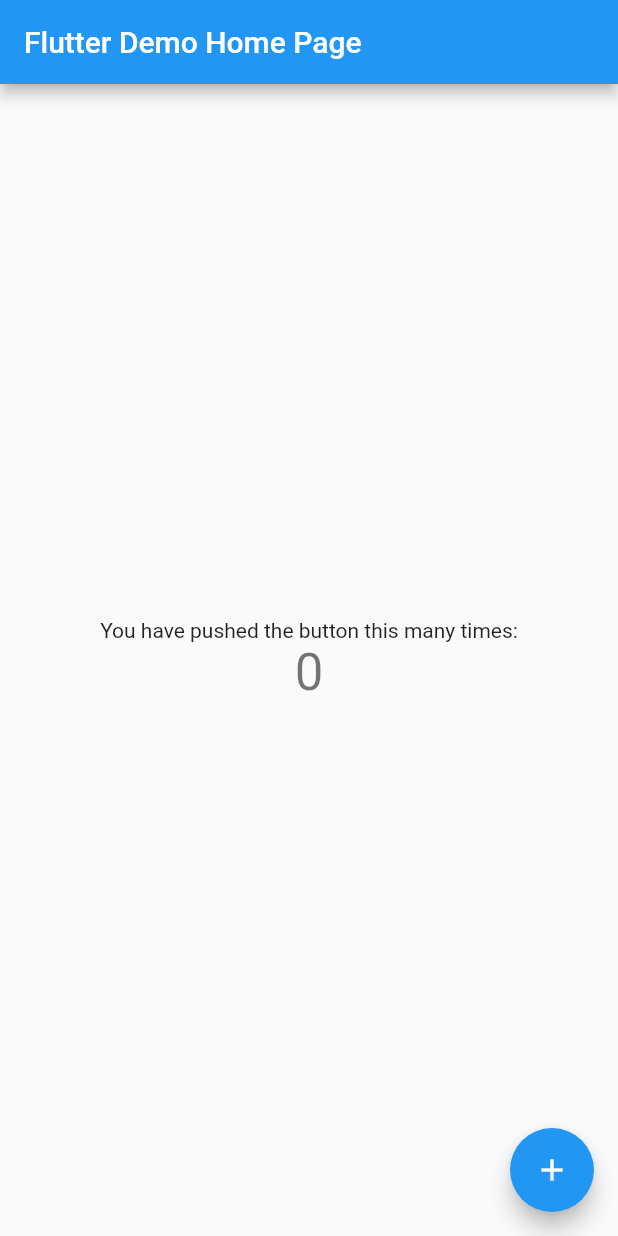
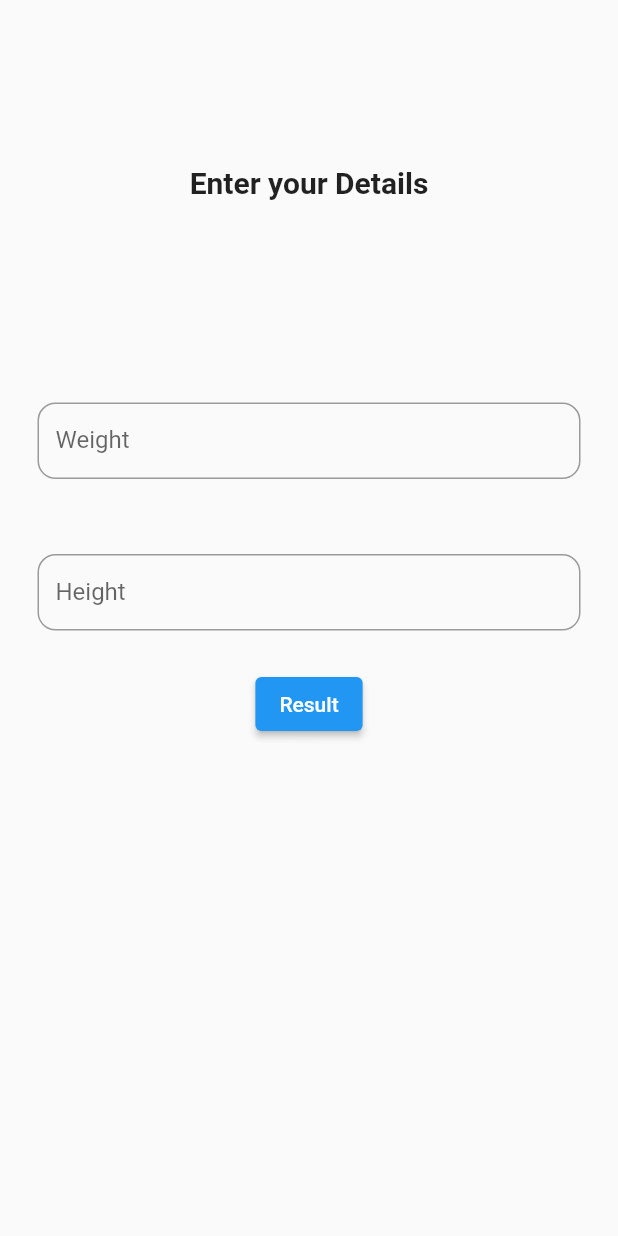
Before and after one commit to eyob31/BMI, a Flutter app: the screen it shows after launch, on a phone screen of 412 x 824 dp. Run offline on Flutter 3.47's test engine with Material 2 defaults, Android fonts, the phone set to English and light mode, and no system bars.

Commit message:
Added splash and home screens UI

```diff
--- a/lib/main.dart
+++ b/lib/main.dart
@@ -1,3 +1,4 @@
+import 'package:bmi_calculator/screens/splashPages/splash_screen.dart';
 import 'package:flutter/material.dart';
 
 void main() {
@@ -11,105 +12,11 @@ class MyApp extends StatelessWidget {
   @override
   Widget build(BuildContext context) {
     return MaterialApp(
-      title: 'Flutter Demo',
-      theme: ThemeData(
-        // This is the theme of your application.
-        //
-        // Try running your application with "flutter run". You'll see the
-        // application has a blue toolbar. Then, without quitting the app, try
-        // changing the primarySwatch below to Colors.green and then invoke
-        // "hot reload" (press "r" in the console where you ran "flutter run",
-        // or simply save your changes to "hot reload" in a Flutter IDE).
-        // Notice that the counter didn't reset back to zero; the application
-        // is not restarted.
-        primarySwatch: Colors.blue,
-      ),
-      home: const MyHomePage(title: 'Flutter Demo Home Page'),
-    );
+        debugShowCheckedModeBanner: false,
+        title: 'BMI Calculator',
+        theme: ThemeData(
+          primarySwatch: Colors.blue,
+        ),
+        home: const SplashScreen());
   }
 }
-
-class MyHomePage extends StatefulWidget {
-  const MyHomePage({super.key, required this.title});
-
-  // This widget is the home page of your application. It is stateful, meaning
-  // that it has a State object (defined below) that contains fields that affect
-  // how it looks.
-
-  // This class is the configuration for the state. It holds the values (in this
-  // case the title) provided by the parent (in this case the App widget) and
-  // used by the build method of the State. Fields in a Widget subclass are
-  // always marked "final".
-
-  final String title;
-
-  @override
-  State<MyHomePage> createState() => _MyHomePageState();
-}
-
-class _MyHomePageState extends State<MyHomePage> {
-  int _counter = 0;
-
-  void _incrementCounter() {
-    setState(() {
-      // This call to setState tells the Flutter framework that something has
-      // changed in this State, which causes it to rerun the build method below
-      // so that the display can reflect the updated values. If we changed
-      // _counter without calling setState(), then the build method would not be
-      // called again, and so nothing would appear to happen.
-      _counter++;
-    });
-  }
-
-  @override
-  Widget build(BuildContext context) {
-    // This method is rerun every time setState is called, for instance as done
-    // by the _incrementCounter method above.
-    //
-    // The Flutter framework has been optimized to make rerunning build methods
-    // fast, so that you can just rebuild anything that needs updating rather
-    // than having to individually change instances of widgets.
-    return Scaffold(
-      appBar: AppBar(
-        // Here we take the value from the MyHomePage object that was created by
-        // the App.build method, and use it to set our appbar title.
-        title: Text(widget.title),
-      ),
-      body: Center(
-        // Center is a layout widget. It takes a single child and positions it
-        // in the middle of the parent.
-        child: Column(
-          // Column is also a layout widget. It takes a list of children and
-          // arranges them vertically. By default, it sizes itself to fit its
-          // children horizontally, and tries to be as tall as its parent.
-          //
-          // Invoke "debug painting" (press "p" in the console, choose the
-          // "Toggle Debug Paint" action from the Flutter Inspector in Android
-          // Studio, or the "Toggle Debug Paint" command in Visual Studio Code)
-          // to see the wireframe for each widget.
-          //
-          // Column has various properties to control how it sizes itself and
-          // how it positions its children. Here we use mainAxisAlignment to
-          // center the children vertically; the main axis here is the vertical
-          // axis because Columns are vertical (the cross axis would be
-          // horizontal).
-          mainAxisAlignment: MainAxisAlignment.center,
-          children: <Widget>[
-            const Text(
-              'You have pushed the button this many times:',
-            ),
-            Text(
-              '$_counter',
-              style: Theme.of(context).textTheme.headlineMedium,
-            ),
-          ],
-        ),
-      ),
-      floatingActionButton: FloatingActionButton(
-        onPressed: _incrementCounter,
-        tooltip: 'Increment',
-        child: const Icon(Icons.add),
-      ), // This trailing comma makes auto-formatting nicer for build methods.
-    );
-  }
-}
--- /dev/null
+++ b/lib/screens/homePages/home_page.dart
@@ -0,0 +1,72 @@
+import 'package:flutter/material.dart';
+
+class HomePage extends StatefulWidget {
+  const HomePage({super.key});
+
+  @override
+  State<HomePage> createState() => _HomePageState();
+}
+
+class _HomePageState extends State<HomePage> {
+  @override
+  Widget build(BuildContext context) {
+    return Scaffold(
+        body: SafeArea(
+      child: Form(
+        child: Column(
+          crossAxisAlignment: CrossAxisAlignment.center,
+          mainAxisAlignment: MainAxisAlignment.center,
+          children: [
+            const Spacer(),
+            const Text('Enter your Details',
+                style: TextStyle(
+                    fontSize: 20,
+                    fontWeight: FontWeight.w600,
+                    fontStyle: FontStyle.normal)),
+            const Spacer(),
+            const Padding(
+              padding: EdgeInsets.all(25.0),
+              child: TextField(
+                textAlign: TextAlign.center,
+                keyboardType: TextInputType.number,
+                decoration: InputDecoration(
+                    border: OutlineInputBorder(
+                        borderSide:
+                            BorderSide(color: Color.fromARGB(96, 41, 3, 8)),
+                        gapPadding: 10.0,
+                        borderRadius: BorderRadius.all(Radius.circular(12))),
+                    isDense: true,
+                    label: Text('Weight'),
+                    hintText: '65'),
+              ),
+            ),
+            const Padding(
+              padding: EdgeInsets.all(25.0),
+              child: TextField(
+                textAlign: TextAlign.center,
+                keyboardType: TextInputType.number,
+                decoration: InputDecoration(
+                    border: OutlineInputBorder(
+                        borderSide:
+                            BorderSide(color: Color.fromARGB(96, 41, 3, 8)),
+                        gapPadding: 10.0,
+                        borderRadius: BorderRadius.all(Radius.circular(12))),
+                    isDense: true,
+                    label: Text('Height'),
+                    hintText: '1.75'),
+              ),
+            ),
+            ElevatedButton(
+                focusNode: FocusNode(descendantsAreFocusable: false),
+                onPressed: () {},
+                style: const ButtonStyle(),
+                child: const Text('Result')),
+            const Spacer(
+              flex: 3,
+            ),
+          ],
+        ),
+      ),
+    ));
+  }
+}
--- a/pubspec.yaml
+++ b/pubspec.yaml
@@ -59,9 +59,9 @@ flutter:
   uses-material-design: true
 
   # To add assets to your application, add an assets section, like this:
-  # assets:
-  #   - images/a_dot_burr.jpeg
-  #   - images/a_dot_ham.jpeg
+assets:
+    - assets/
+
 
   # An image asset can refer to one or more resolution-specific "variants", see
   # https://flutter.dev/assets-and-images/#resolution-aware
```
Also changed, not shown: lib/screens/splashPages/splash_body.dart (added, +35 -0 lines), lib/screens/splashPages/splash_screen.dart (added, +31 -0 lines), assets/weight-scale.png (added).
